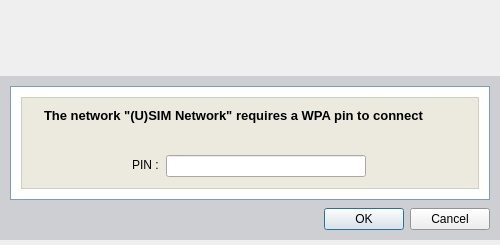
This is xsupplicant-ui/Skins/Default/PINWindow.ui in Zero3K/xsupplicant as Qt 5 draws it before an edit. The edited form follows.
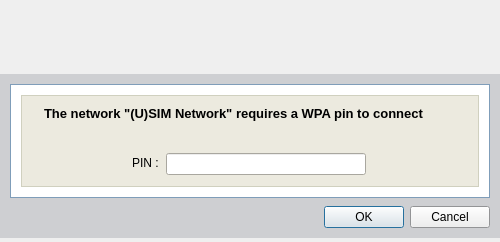
This is the edited form. Icons and pictures are not drawn.

```diff
--- a/xsupplicant-ui/Skins/Default/PINWindow.ui
+++ b/xsupplicant-ui/Skins/Default/PINWindow.ui
@@ -9,7 +9,7 @@
     <x>0</x>
     <y>0</y>
     <width>500</width>
-    <height>245</height>
+    <height>242</height>
    </rect>
   </property>
   <property name="sizePolicy" >
@@ -21,13 +21,13 @@
   <property name="minimumSize" >
    <size>
     <width>500</width>
-    <height>245</height>
+    <height>242</height>
    </size>
   </property>
   <property name="maximumSize" >
    <size>
     <width>500</width>
-    <height>245</height>
+    <height>242</height>
    </size>
   </property>
   <property name="font" >
```
